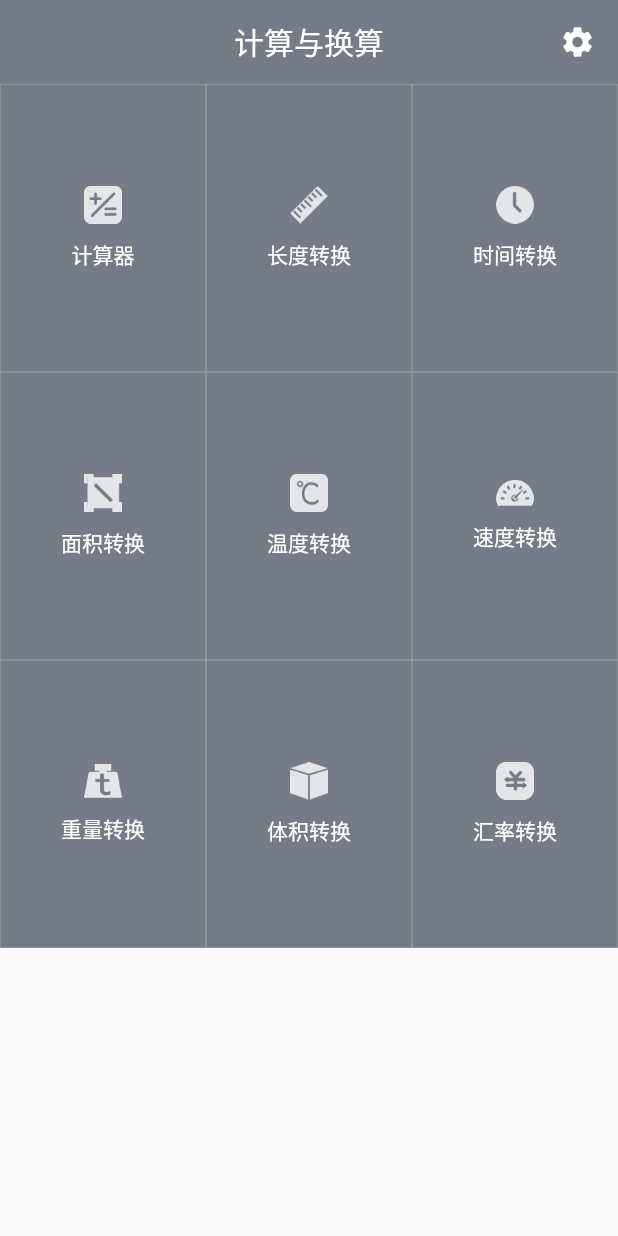
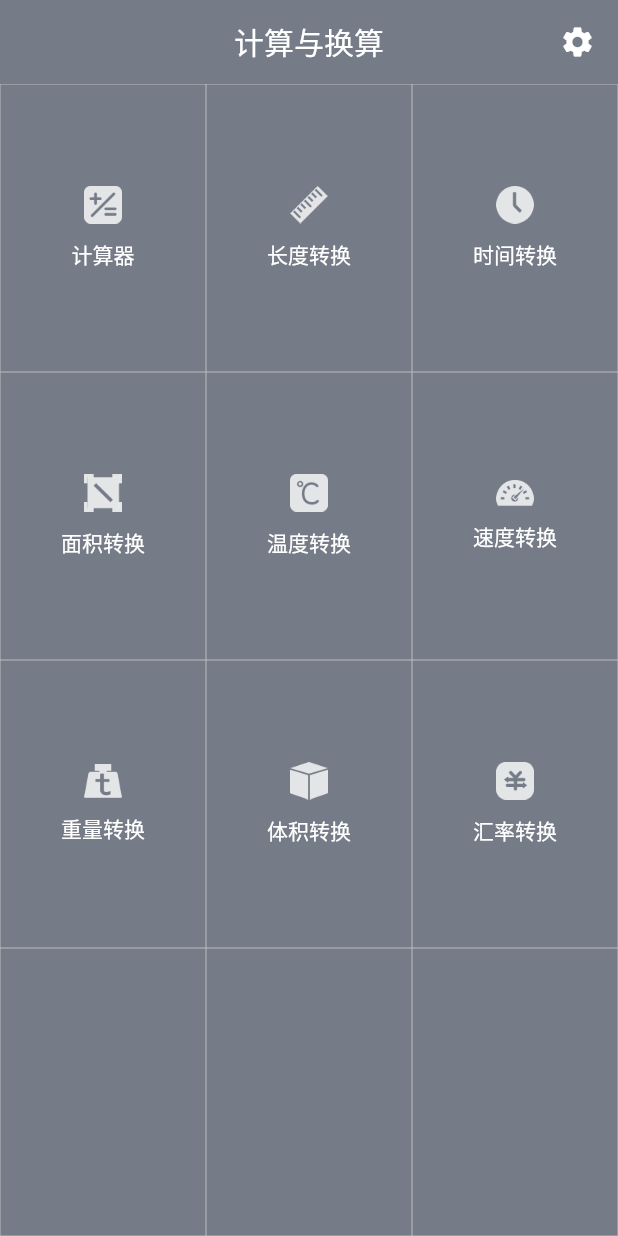
Before and after one commit to DuanTzXavier/caculator, a Flutter app: the CategoryCalculatorScreen screen opened directly, on a phone screen of 412 x 824 dp. Run offline on Flutter 3.47's test engine with Material 2 defaults, Android fonts, the phone set to English and light mode, and no system bars; our stand-ins replace decimal, material_design_icons_flutter, shared_preferences; accounts and stored records are empty.

Commit message:
add null button in category page

```diff
--- a/lib/screens/CalculatorPage.dart
+++ b/lib/screens/CalculatorPage.dart
@@ -440,7 +440,6 @@ class CalculatorPage extends State<HomeScreen> {
               child: Text(
                 text,
                 style: TextStyle(
-                    fontWeight: FontWeight.bold,
                     fontSize: size, color: MyColors.color757c87),),),),),),),);
   }
 
--- a/lib/screens/CategoryCalculatorScreen.dart
+++ b/lib/screens/CategoryCalculatorScreen.dart
@@ -194,23 +194,22 @@ class CategoryCalculatorScreenState extends State<CategoryCalculatorScreen> {
                 ])),
             Expanded(child: Row(
                 children: <Widget>[
-//                  initIconButton(null),
-//                  initIconButton(null),
-//                  initIconButton(null),
+                  initnNllButton(),
+                  initnNllButton(),
+                  initnNllButton(),
                 ])),
           ],
         ),),);
   }
 
   Widget initIconButton(String assetName,
-      {GestureTapCallback callback, double size: 22.0, Color color: const Color(
-          0xFF303030), String name: ""}) {
+      {GestureTapCallback callback, String name: ""}) {
     return Expanded(
       child: new Material(
-        color: MyColors.color757c87,
         child: new InkWell(onTap: callback,
           child: Container(
             decoration: new BoxDecoration(
+              color: MyColors.color757c87,
               border: new Border.all(
                   width: 0.2,
                   color: Colors.grey[400]),),
@@ -226,13 +225,24 @@ class CategoryCalculatorScreenState extends State<CategoryCalculatorScreen> {
                 ],),),),),),);
   }
 
+  Widget initnNllButton() {
+    return Expanded(
+      child: Container(
+        decoration: new BoxDecoration(
+          color: MyColors.color757c87,
+          border: new Border.all(
+              width: 0.2,
+              color: Colors.grey[400]),),
+        child: null,),);
+  }
+
   Widget initAppBar() {
     return AppBar(
       backgroundColor: MyColors.color757c87,
       automaticallyImplyLeading: false,
       elevation: 0.0,
       leading: null,
-      title: Text(MyStrings.category_title),
+      title: Text(MyStrings.category_title, style: TextStyle(color: Colors.white, fontSize: 20.0),),
       centerTitle: true,
       actions: <Widget>[
         Container(
```
